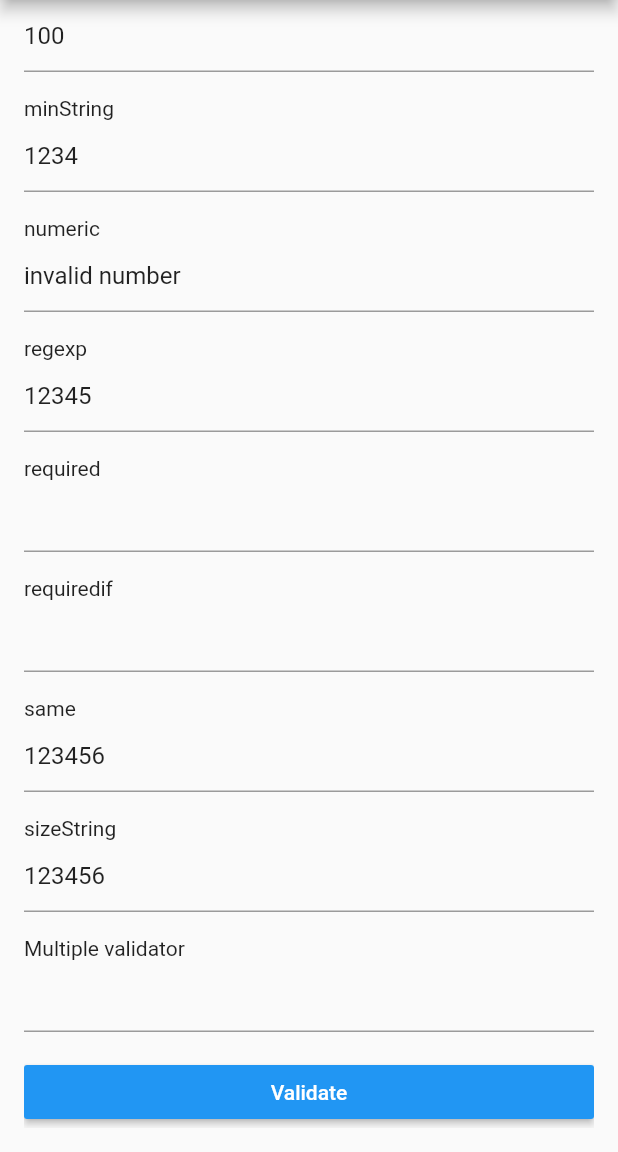
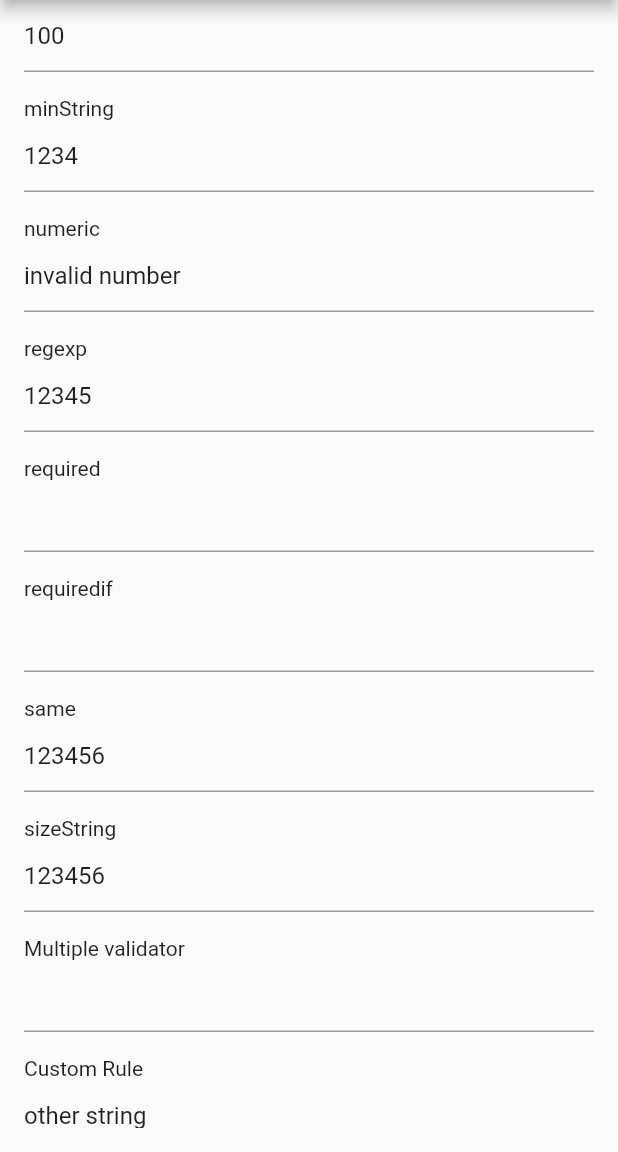
Before and after one commit to OdairPianta/pvalidator, a Flutter app: the screen it shows after launch, scrolled down 432 dp, on a phone screen of 412 x 824 dp, the part 84-1236 px from its top. Run offline on Flutter 3.47's test engine with Material 2 defaults, Android fonts, the phone set to English and light mode, and no system bars.

Commit message:
## 1.0.1 [2022-05-10] * Add custom rule sample * Change readme and changelog

```diff
--- a/example/lib/main.dart
+++ b/example/lib/main.dart
@@ -1,3 +1,4 @@
+import 'package:example/rules/my_custom_rule.dart';
 import 'package:flutter/material.dart';
 import 'package:pvalidator/pvalidator.dart';
 
@@ -65,6 +66,7 @@ class _MyHomePageState extends State<MyHomePage> {
   TextEditingController sameController = TextEditingController();
   TextEditingController sizeStringController = TextEditingController();
   TextEditingController multipleController = TextEditingController();
+  TextEditingController customController = TextEditingController();
 
   void _save() {
     if (_formKey.currentState!.validate()) {}
@@ -86,6 +88,7 @@ class _MyHomePageState extends State<MyHomePage> {
     sameController.text = '123456';
     sizeStringController.text = '123456';
     multipleController.text = '';
+    customController.text = 'other string';
     super.initState();
   }
 
@@ -280,6 +283,18 @@ class _MyHomePageState extends State<MyHomePage> {
                     },
                   ),
                 ),
+                const Text('Custom Rule'),
+                Padding(
+                  padding: const EdgeInsets.only(bottom: 16),
+                  child: TextFormField(
+                    controller: customController,
+                    validator: (string) {
+                      return PValidator([
+                        MyCustomRule(string),
+                      ]).val();
+                    },
+                  ),
+                ),
                 MaterialButton(
                   onPressed: () => _save(),
                   color: Colors.blue,
--- /dev/null
+++ b/example/lib/rules/my_custom_rule.dart
@@ -0,0 +1,19 @@
+import 'package:pvalidator/src/rules/rule.dart';
+
+class MyCustomRule implements Rule {
+  String? _value;
+  String message;
+
+  MyCustomRule(this._value, {this.message = "Value must be equal test"});
+
+  @override
+  String? validate() {
+    if (_value == null || _value?.trim().length == 0) {
+      return null;
+    } else if (_value != "test") {
+      return message;
+    } else {
+      return null;
+    }
+  }
+}
--- a/lib/pvalidator.dart
+++ b/lib/pvalidator.dart
@@ -1,6 +1,7 @@
 library pvalidator;
 
 export 'src/pvalidator.dart';
+export 'src/rules/rule.dart';
 export 'src/rules/prule_accept_values.dart';
 export 'src/rules/prule_date.dart';
 export 'src/rules/prule_email.dart';
--- a/pubspec.yaml
+++ b/pubspec.yaml
@@ -1,7 +1,7 @@
 name: pvalidator
 description: A simple helper to validate inputs on flutter
 version: 1.0.0
-homepage: pianta.dev
+homepage: https://github.com/OdairPianta/pvalidator
 
 environment:
   sdk: ">=2.16.2 <3.0.0"
```
Also changed, not shown: example/lib/assets/pvalidation_demo_screen.png (added), 2 other files.
